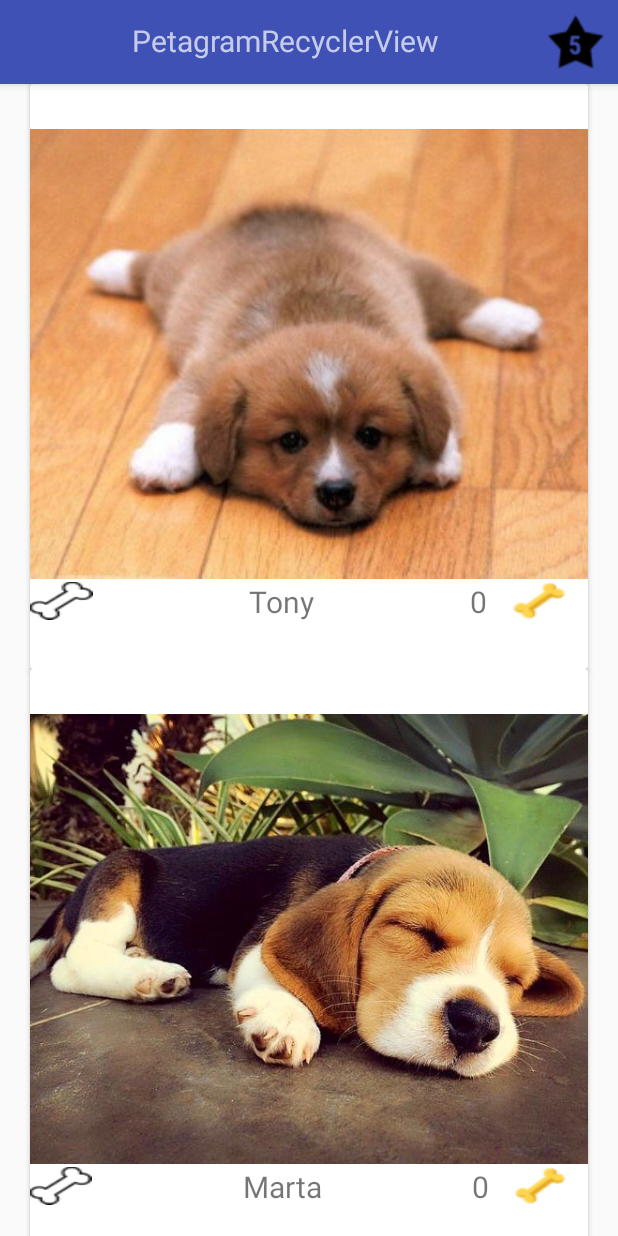
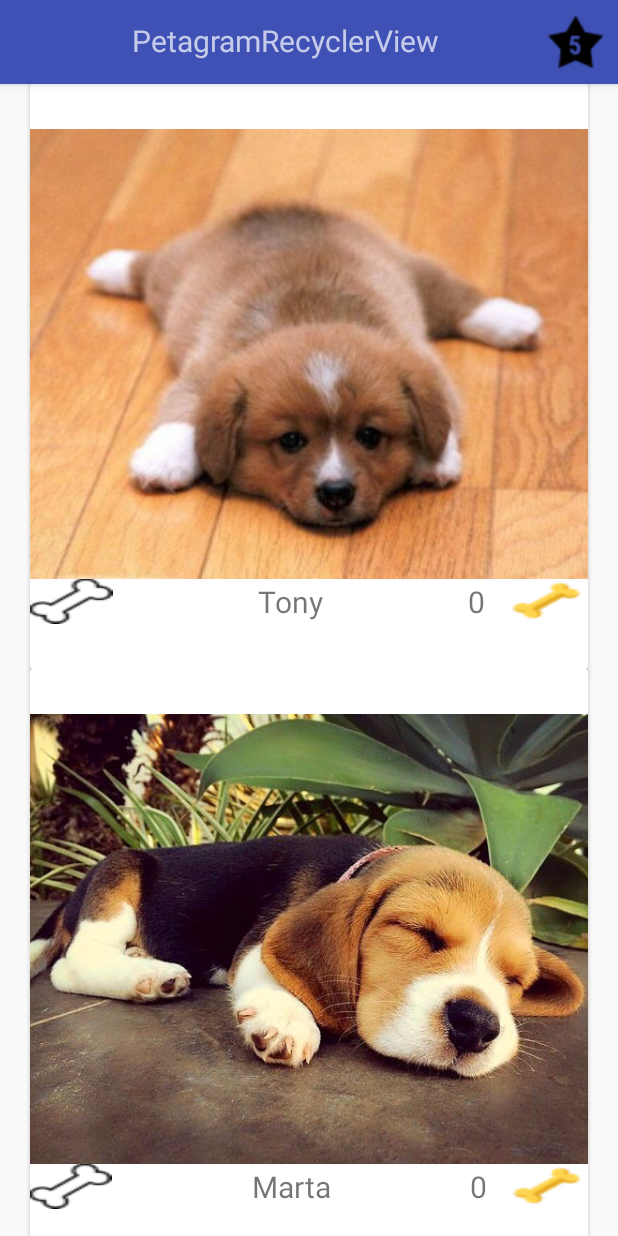
Before and after one commit to hugounavez/PetagramRecyclerView, an Android app: the screen it shows after launch (MainActivity), on a phone screen of 412 x 824 dp. Run offline under Robolectric (Android 15) with nearby library versions, the phone set to English and light mode, and no system bars; libraries missing offline, so code that uses them is left out: android.support.constraint.

```diff
--- a/app/src/main/java/com/example/macuser/petagramrecyclerview/PetAdapter.java
+++ b/app/src/main/java/com/example/macuser/petagramrecyclerview/PetAdapter.java
@@ -42,7 +42,7 @@ public class PetAdapter extends RecyclerView.Adapter<PetAdapter.PetViewHolder>{
         holder.petPicture.setImageResource(pet.getPicture());
         holder.tvRating.setText(String.valueOf(pet.getRating()));
 
-        holder.btnOrangeBone.setOnClickListener(new View.OnClickListener() {
+        holder.btnWhiteBone.setOnClickListener(new View.OnClickListener() {
             @Override
             public void onClick(View view) {
                 // Actiones
@@ -56,7 +56,7 @@ public class PetAdapter extends RecyclerView.Adapter<PetAdapter.PetViewHolder>{
         private final TextView tvPetName;
         private final ImageView petPicture;
         private final TextView tvRating;
-        private final Button btnOrangeBone;
+        private final Button btnWhiteBone;
 
         public PetViewHolder(View itemView) {
             super(itemView);
@@ -64,7 +64,7 @@ public class PetAdapter extends RecyclerView.Adapter<PetAdapter.PetViewHolder>{
             tvPetName = (TextView) itemView.findViewById(R.id.tvPetName);
             petPicture = (ImageView) itemView.findViewById(R.id.imgPet);
             tvRating = (TextView)   itemView.findViewById(R.id.tvNumberBones);
-            btnOrangeBone = (Button) itemView.findViewById(R.id.imgOrangeBone);
+            btnWhiteBone = (Button) itemView.findViewById(R.id.imgWhiteBone);
 
         }
     }
--- a/app/src/main/java/com/example/macuser/petagramrecyclerview/PetLikesActivity.java
+++ b/app/src/main/java/com/example/macuser/petagramrecyclerview/PetLikesActivity.java
@@ -2,11 +2,16 @@ package com.example.macuser.petagramrecyclerview;
 
 import android.os.Bundle;
 import android.support.v7.app.AppCompatActivity;
+import android.support.v7.widget.LinearLayoutManager;
+import android.support.v7.widget.RecyclerView;
 import android.support.v7.widget.Toolbar;
 import android.view.View;
 import android.widget.Button;
 
 public class PetLikesActivity extends AppCompatActivity {
+
+    private Pets petsArrayList;
+    private RecyclerView recyclerView;
 
     @Override
     protected void onCreate(Bundle savedInstanceState) {
@@ -20,6 +25,18 @@ public class PetLikesActivity extends AppCompatActivity {
         button.setVisibility(View.INVISIBLE);
         getSupportActionBar().setDisplayHomeAsUpEnabled(true);
 
+        getIntent().getStringExtra("pets");
+
+        Bundle bundle = getIntent().getExtras();
+        if (bundle != null){
+            // Parse the string to a User object
+            String objAsJson = bundle.getString("pets");
+
+            this.petsArrayList.setPets(Pets.fromJson(objAsJson).getPets());
+        }
+
     }
 
+
+
 }
--- a/app/src/main/java/com/example/macuser/petagramrecyclerview/Pets.java
+++ b/app/src/main/java/com/example/macuser/petagramrecyclerview/Pets.java
@@ -12,7 +12,7 @@ public class Pets {
     private ArrayList<Pet> pets;
 
     public Pets(ArrayList<Pet> pets) {
-     this.setPets(pets);
+        this.setPets(pets);
     }
 
     public ArrayList<Pet> getPets() {
@@ -28,6 +28,7 @@ public class Pets {
     }
 
     public static Pets fromJson(String json){
+
         return new Gson().fromJson(json, Pets.class);
     }
 }
--- a/app/src/main/res/layout/pet_card_layout.xml
+++ b/app/src/main/res/layout/pet_card_layout.xml
@@ -34,11 +34,11 @@
 
             <Button
                 android:id="@+id/imgWhiteBone"
-                android:layout_width="20dp"
-                android:layout_height="25dp"
+                android:layout_width="@dimen/bone_size_width"
+                android:layout_height="@dimen/bone_size_height"
                 android:layout_gravity="center_vertical"
                 android:background="@drawable/whitebone"
-                android:layout_weight="8"
+                android:layout_weight="10"
                 />
 
             <TextView
@@ -46,7 +46,7 @@
                 android:layout_width="wrap_content"
                 android:layout_height="wrap_content"
                 android:layout_gravity="center_vertical"
-                android:text="@string/app_name"
+                android:text=""
                 android:textSize="@dimen/font_card_size"
                 android:textAlignment="center"
                 android:layout_weight="75"/>
@@ -62,11 +62,11 @@
 
             <Button
                 android:id="@+id/imgOrangeBone"
-                android:layout_width="20dp"
-                android:layout_height="30dp"
+                android:layout_width="@dimen/bone_size_width"
+                android:layout_height="@dimen/bone_size_height"
                 android:layout_gravity="center_vertical"
                 android:background="@drawable/filledbone"
-                android:layout_weight="8"
+                android:layout_weight="10"
                 />
 
         </LinearLayout>
--- a/app/src/main/res/values/dimens.xml
+++ b/app/src/main/res/values/dimens.xml
@@ -3,4 +3,7 @@
     <dimen name="font_card_size">20dp</dimen>
     <dimen name="elevation_action_bar">4dp</dimen>
     <dimen name="fab_margin">16dp</dimen>
+    <dimen name="bone_size_width">30dp</dimen>
+    <dimen name="bone_size_height">30dp</dimen>
+    <dimen name="card_size_height">30dp</dimen>
 </resources>
--- a/app/src/main/res/values/strings.xml
+++ b/app/src/main/res/values/strings.xml
@@ -1,5 +1,5 @@
 <resources>
     <string name="app_name">PetagramRecyclerView</string>
-    <string name="number_bone">5</string>
+    <string name="number_bone"></string>
     <string name="title_activity_pet_likes">PetLikesActivity</string>
 </resources>
```
